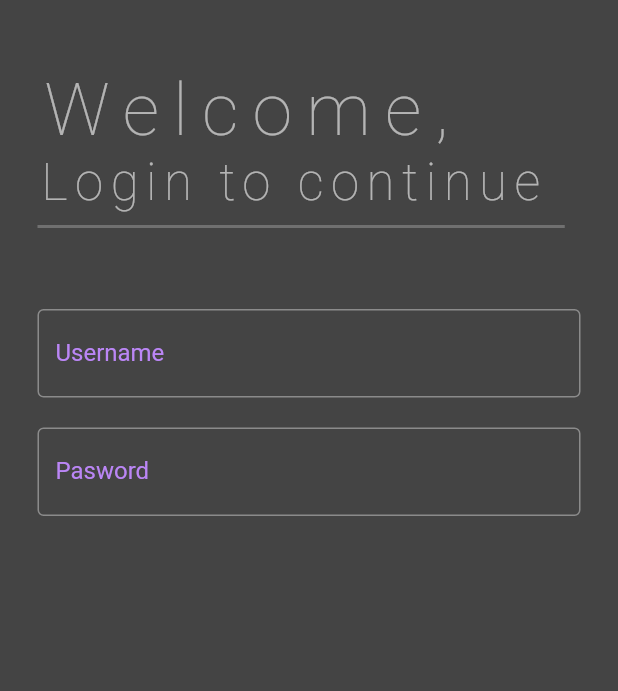
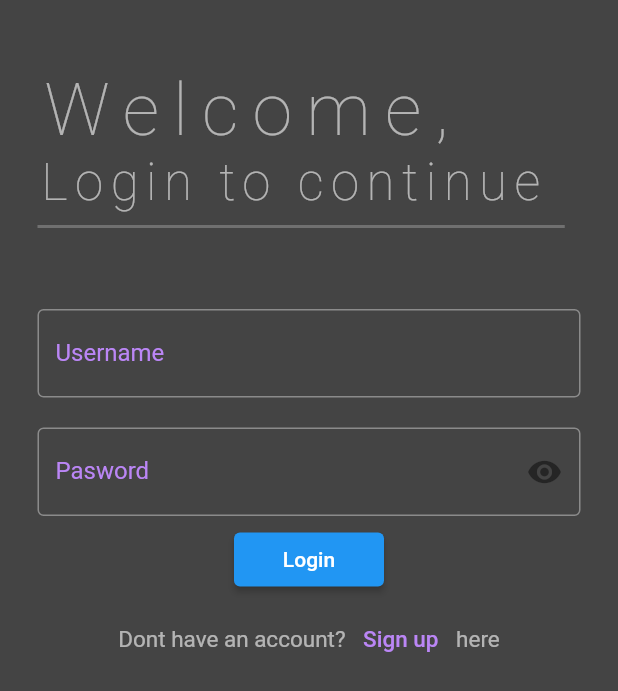
Before and after one commit to sajal48/firebase_curdwithgetx, a Flutter app: the screen it shows after launch, on a phone screen of 412 x 824 dp. Shown: the top 691 px of the screen. Run offline on Flutter 3.47's test engine with Material 2 defaults, Android fonts, the phone set to English and light mode, and no system bars; our stand-ins replace firebase_auth, firebase_core, get; accounts and stored records are empty.

Commit message:
login page element added

```diff
--- a/lib/Screens/loginpage.dart
+++ b/lib/Screens/loginpage.dart
@@ -79,7 +79,50 @@ class LoginPage extends StatelessWidget {
                       borderSide: BorderSide(
                         color: Color(0x61FFFFFF),
                       ),
+                    ),
+                    suffixIcon: IconButton(
+                      icon: Icon(Icons.visibility),
+                      onPressed: () {},
                     )),
+              ),
+              SizedBox(
+                height: 5,
+              ),
+              Align(
+                child: Container(
+                  width: 100,
+                  child: ElevatedButton(
+                      onPressed: () {},
+                      child: Center(
+                        child: Text("Login"),
+                      )),
+                ),
+              ),
+              SizedBox(
+                height: 5,
+              ),
+              Align(
+                child: Container(
+                  child: Row(
+                    mainAxisAlignment: MainAxisAlignment.center,
+                    children: [
+                      Text(
+                        "Dont have an account? ",
+                        style:
+                            TextStyle(fontSize: 15, color: Color(0x99FFFFFF)),
+                      ),
+                      TextButton(
+                        onPressed: () {},
+                        child: Text("Sign up ",
+                            style: TextStyle(
+                                fontSize: 15, color: Color(0xffbb86f6))),
+                      ),
+                      Text("here",
+                          style:
+                              TextStyle(fontSize: 15, color: Color(0x99FFFFFF)))
+                    ],
+                  ),
+                ),
               )
             ],
           ),
```
